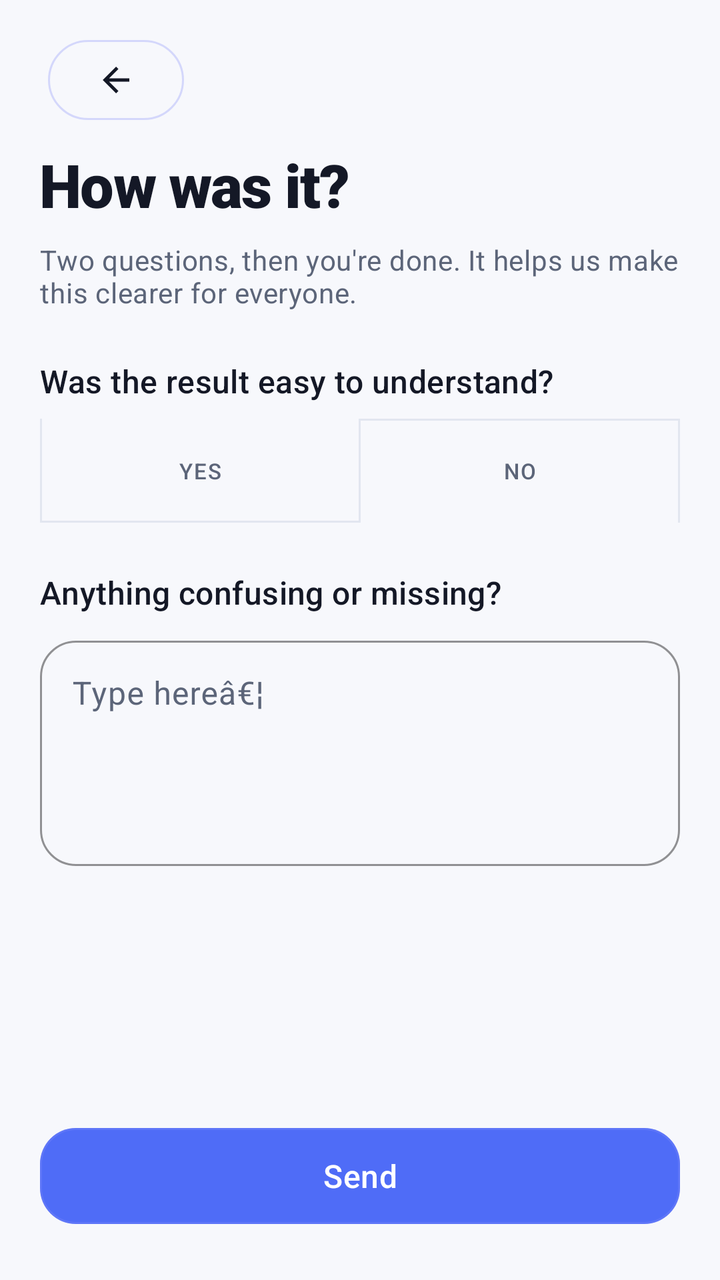
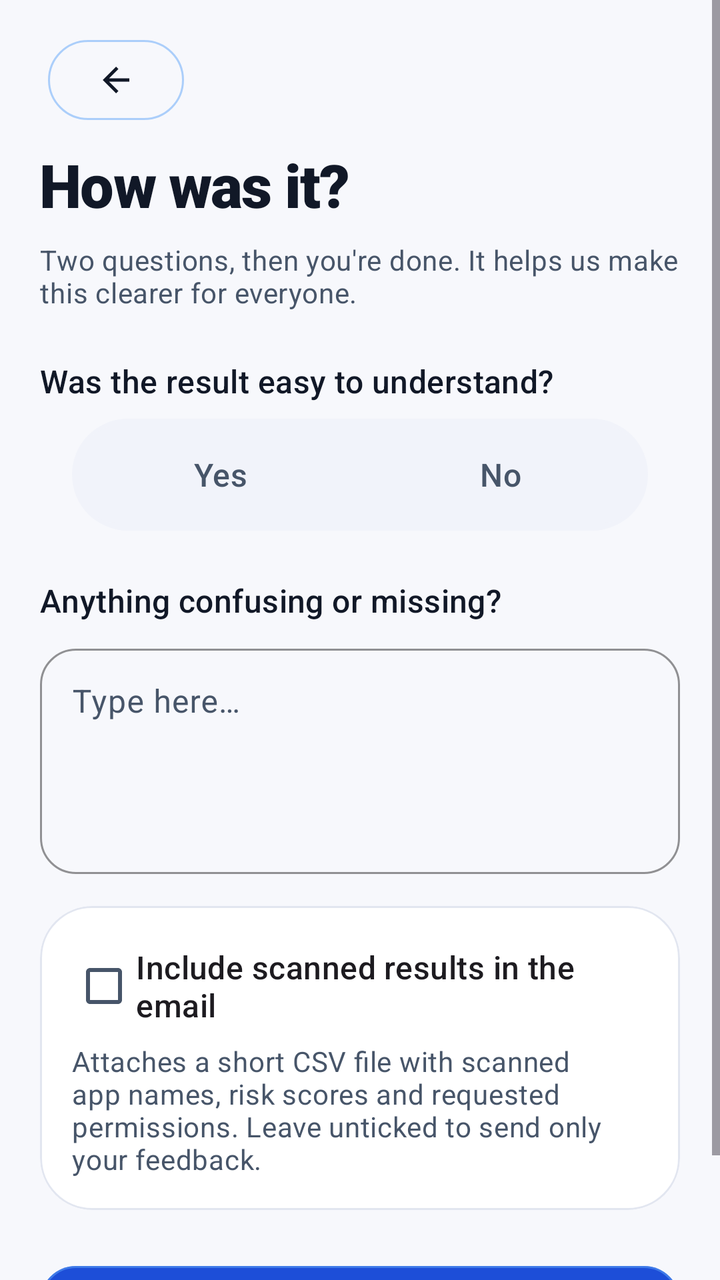

Before-and-after screenshots of an Android layout around one commit, followed by the original layout XML and the change that was made.
<!-- AndroidManifest.xml: application theme Theme.Apptrap -->
<!-- res/layout/activity_feedback_simple.xml -->
<?xml version="1.0" encoding="utf-8"?>
<ScrollView xmlns:android="http://schemas.android.com/apk/res/android"
    xmlns:app="http://schemas.android.com/apk/res-auto"
    android:layout_width="match_parent"
    android:layout_height="match_parent"
    android:background="?android:attr/colorBackground"
    android:fillViewport="true">

    <LinearLayout
        android:layout_width="match_parent"
        android:layout_height="wrap_content"
        android:orientation="vertical"
        android:paddingHorizontal="@dimen/screen_gutter"
        android:paddingTop="@dimen/space_lg"
        android:paddingBottom="@dimen/space_xl">

        <com.google.android.material.button.MaterialButton
            android:id="@+id/btnBack"
            style="@style/Button.Apptrap.Icon"
            android:layout_width="wrap_content"
            android:layout_height="wrap_content"
            android:contentDescription="@string/cd_back"
            app:icon="@drawable/ic_arrow_back" />

        <TextView
            android:layout_width="match_parent"
            android:layout_height="wrap_content"
            android:layout_marginTop="@dimen/space_sm"
            android:text="@string/fb_title"
            android:textAppearance="@style/Text.Apptrap.Display" />

        <TextView
            android:layout_width="match_parent"
            android:layout_height="wrap_content"
            android:layout_marginTop="@dimen/space_sm"
            android:text="@string/fb_sub"
            android:textAppearance="@style/Text.Apptrap.Body" />

        
        <TextView
            android:layout_width="match_parent"
            android:layout_height="wrap_content"
            android:layout_marginTop="@dimen/space_xl"
            android:text="@string/fb_q_clear"
            android:textAppearance="@style/Text.Apptrap.Title" />

        <com.google.android.material.button.MaterialButtonToggleGroup
            android:id="@+id/toggleClear"
            android:layout_width="match_parent"
            android:layout_height="wrap_content"
            android:layout_marginTop="@dimen/space_sm"
            app:selectionRequired="true"
            app:singleSelection="true">

            <com.google.android.material.button.MaterialButton
                android:id="@+id/btnClearYes"
                style="@style/Toggle.Apptrap.Lang"
                android:layout_width="0dp"
                android:layout_height="52dp"
                android:layout_weight="1"
                android:text="@string/fb_yes" />

            <com.google.android.material.button.MaterialButton
                android:id="@+id/btnClearNo"
                style="@style/Toggle.Apptrap.Lang"
                android:layout_width="0dp"
                android:layout_height="52dp"
                android:layout_weight="1"
                android:text="@string/fb_no" />
        </com.google.android.material.button.MaterialButtonToggleGroup>

        
        <TextView
            android:layout_width="match_parent"
            android:layout_height="wrap_content"
            android:layout_marginTop="@dimen/space_xl"
            android:text="@string/fb_q_open"
            android:textAppearance="@style/Text.Apptrap.Title" />

        <com.google.android.material.textfield.TextInputLayout
            android:id="@+id/inputWrapper"
            style="@style/Input.Apptrap"
            android:layout_width="match_parent"
            android:layout_height="wrap_content"
            android:layout_marginTop="@dimen/space_sm"
            android:hint="@string/fb_hint_open">

            <com.google.android.material.textfield.TextInputEditText
                android:id="@+id/inputOpen"
                android:layout_width="match_parent"
                android:layout_height="wrap_content"
                android:gravity="top"
                android:inputType="textMultiLine"
                android:minLines="4" />
        </com.google.android.material.textfield.TextInputLayout>

        <Space
            android:layout_width="match_parent"
            android:layout_height="0dp"
            android:layout_weight="1" />

        <com.google.android.material.button.MaterialButton
            android:id="@+id/btnSubmit"
            style="@style/Button.Apptrap.Primary"
            android:layout_width="match_parent"
            android:layout_height="wrap_content"
            android:layout_marginTop="@dimen/space_xl"
            android:text="@string/fb_submit" />
    </LinearLayout>
</ScrollView>
<!-- resources referenced by this layout -->
<resources>
  <string name="fb_hint_open">Type hereâ€¦</string>
  <style name="Toggle.Apptrap.Lang" parent="Widget.Material3.Button.OutlinedButton">
          <item name="android:minHeight">36dp</item>
          <item name="android:minWidth">56dp</item>
          <item name="android:insetTop">0dp</item>
          <item name="android:insetBottom">0dp</item>
          <item name="cornerRadius">@dimen/radius_pill</item>
          <item name="strokeColor">?attr/colorOutline</item>
          <item name="android:textAppearance">@style/Text.Apptrap.Label</item>
          <item name="android:textColor">@color/lang_toggle_text</item>
          <item name="backgroundTint">@color/lang_toggle_bg</item>
      </style>
  <style name="Theme.Apptrap" parent="Theme.Material3.DayNight.NoActionBar">
          
          <item name="colorPrimary">@color/indigo_500</item>
          <item name="colorOnPrimary">@color/white</item>
          <item name="colorPrimaryContainer">@color/indigo_50</item>
          <item name="colorOnPrimaryContainer">@color/indigo_700</item>
          <item name="colorSecondary">@color/indigo_400</item>
          <item name="colorOnSecondary">@color/white</item>
          <item name="colorSecondaryContainer">@color/indigo_100</item>
          <item name="colorOnSecondaryContainer">@color/indigo_900</item>
  
          
          <item name="android:colorBackground">@color/bg</item>
          <item name="colorSurface">@color/surface</item>
          <item name="colorOnSurface">@color/ink</item>
          <item name="colorSurfaceVariant">@color/surface_muted</item>
          <item name="colorOnSurfaceVariant">@color/grey_600</item>
          <item name="surfaceMuted">@color/surface_muted</item>
          <item name="colorOutline">@color/outline</item>
          <item name="colorOutlineVariant">@color/grey_100</item>
  
          <item name="colorError">@color/risk_danger</item>
          <item name="colorOnError">@color/white</item>
  
          
          <item name="riskSafe">@color/risk_safe</item>
          <item name="riskSafeContainer">@color/risk_safe_container</item>
          <item name="riskSafeOnContainer">@color/risk_safe_on_container</item>
          <item name="riskCaution">@color/risk_caution</item>
          <item name="riskCautionContainer">@color/risk_caution_container</item>
          <item name="riskCautionOnContainer">@color/risk_caution_on_container</item>
          <item name="riskWarn">@color/risk_warn</item>
          <item name="riskWarnContainer">@color/risk_warn_container</item>
          <item name="riskWarnOnContainer">@color/risk_warn_on_container</item>
          <item name="riskDanger">@color/risk_danger</item>
          <item name="riskDangerContainer">@color/risk_danger_container</item>
          <item name="riskDangerOnContainer">@color/risk_danger_on_container</item>
  
          
          <item name="android:statusBarColor">@android:color/transparent</item>
          <item name="android:navigationBarColor">?android:attr/colorBackground</item>
          <item name="android:windowLightStatusBar" tools:targetApi="23">true</item>
  
          
          <item name="textAppearanceDisplaySmall">@style/Text.Apptrap.Display</item>
          <item name="textAppearanceHeadlineSmall">@style/Text.Apptrap.Headline</item>
          <item name="textAppearanceTitleMedium">@style/Text.Apptrap.Title</item>
          <item name="textAppearanceBodyMedium">@style/Text.Apptrap.Body</item>
          <item name="textAppearanceLabelSmall">@style/Text.Apptrap.Label</item>
  
          <item name="shapeAppearanceCornerSmall">@style/Shape.Apptrap.Small</item>
          <item name="shapeAppearanceCornerMedium">@style/Shape.Apptrap.Medium</item>
          <item name="shapeAppearanceCornerLarge">@style/Shape.Apptrap.Large</item>
  
          <item name="materialCardViewStyle">@style/Card.Apptrap</item>
          <item name="materialButtonStyle">@style/Button.Apptrap.Primary</item>
          <item name="materialAlertDialogTheme">@style/Dialog.Apptrap</item>
  
          
          <item name="android:windowActivityTransitions">true</item>
          <item name="android:windowAnimationStyle">@style/Anim.Apptrap.Activity</item>
      </style>
  <color name="btn_primary_stroke">#4D818CF8</color>
  <dimen name="radius_pill">999dp</dimen>
  <color name="indigo_500">#4F6CF7</color>
  <color name="indigo_50">#EEF2FF</color>
  <color name="indigo_700">#3342AE</color>
  <color name="indigo_400">#818CF8</color>
  <color name="indigo_100">#E0E7FF</color>
  <color name="indigo_900">#1B1F3B</color>
  <color name="ink">#141826</color>
  <color name="grey_600">#5C6579</color>
  <!-- unchanged entries left out for length: 48 -->
</resources>

<!-- the commit's change to res/layout/activity_feedback_simple.xml (unified diff, before → after) -->
@@ -1,14 +1,17 @@
 <?xml version="1.0" encoding="utf-8"?>
 <ScrollView xmlns:android="http://schemas.android.com/apk/res/android"
     xmlns:app="http://schemas.android.com/apk/res-auto"
+    android:id="@+id/feedbackScroll"
     android:layout_width="match_parent"
     android:layout_height="match_parent"
     android:background="?android:attr/colorBackground"
     android:fillViewport="true">
 
     <LinearLayout
+        android:id="@+id/feedbackContent"
         android:layout_width="match_parent"
         android:layout_height="wrap_content"
+        android:layout_gravity="center_horizontal"
         android:orientation="vertical"
         android:paddingHorizontal="@dimen/screen_gutter"
         android:paddingTop="@dimen/space_lg"
@@ -46,26 +49,27 @@
 
         <com.google.android.material.button.MaterialButtonToggleGroup
             android:id="@+id/toggleClear"
-            android:layout_width="match_parent"
+            android:layout_width="wrap_content"
             android:layout_height="wrap_content"
+            android:layout_gravity="center_horizontal"
             android:layout_marginTop="@dimen/space_sm"
+            android:background="@drawable/badge_bg"
+            android:padding="4dp"
             app:selectionRequired="true"
             app:singleSelection="true">
 
             <com.google.android.material.button.MaterialButton
                 android:id="@+id/btnClearYes"
-                style="@style/Toggle.Apptrap.Lang"
-                android:layout_width="0dp"
-                android:layout_height="52dp"
-                android:layout_weight="1"
+                style="@style/Toggle.Apptrap.Answer"
+                android:layout_width="140dp"
+                android:layout_height="48dp"
                 android:text="@string/fb_yes" />
 
             <com.google.android.material.button.MaterialButton
                 android:id="@+id/btnClearNo"
-                style="@style/Toggle.Apptrap.Lang"
-                android:layout_width="0dp"
-                android:layout_height="52dp"
-                android:layout_weight="1"
+                style="@style/Toggle.Apptrap.Answer"
+                android:layout_width="140dp"
+                android:layout_height="48dp"
                 android:text="@string/fb_no" />
         </com.google.android.material.button.MaterialButtonToggleGroup>
 
@@ -94,6 +98,35 @@
                 android:minLines="4" />
         </com.google.android.material.textfield.TextInputLayout>
 
+        <com.google.android.material.card.MaterialCardView
+            style="@style/Card.Apptrap"
+            android:layout_width="match_parent"
+            android:layout_height="wrap_content"
+            android:layout_marginTop="@dimen/space_lg">
+
+            <LinearLayout
+                android:layout_width="match_parent"
+                android:layout_height="wrap_content"
+                android:orientation="vertical">
+
+                <com.google.android.material.checkbox.MaterialCheckBox
+                    android:id="@+id/chkIncludeResults"
+                    android:layout_width="match_parent"
+                    android:layout_height="wrap_content"
+                    android:checked="false"
+                    android:text="@string/fb_include_results"
+                    android:textAppearance="@style/Text.Apptrap.Title" />
+
+                <TextView
+                    android:id="@+id/txtIncludeResultsHint"
+                    android:layout_width="match_parent"
+                    android:layout_height="wrap_content"
+                    android:layout_marginTop="@dimen/space_xs"
+                    android:text="@string/fb_include_results_hint"
+                    android:textAppearance="@style/Text.Apptrap.Body" />
+            </LinearLayout>
+        </com.google.android.material.card.MaterialCardView>
+
         <Space
             android:layout_width="match_parent"
             android:layout_height="0dp"
<!-- resource entries referenced after the edit -->
@@ -1,20 +1,31 @@
 <!-- resources referenced by this layout -->
 <resources>
-  <string name="fb_hint_open">Type hereâ€¦</string>
-  <style name="Toggle.Apptrap.Lang" parent="Widget.Material3.Button.OutlinedButton">
-          <item name="android:minHeight">36dp</item>
-          <item name="android:minWidth">56dp</item>
+  <dimen name="space_xs">4dp</dimen>
+  <!-- drawable badge_bg (drawable) -->
+  <?xml version="1.0" encoding="utf-8"?>
+  <shape xmlns:android="http://schemas.android.com/apk/res/android" android:shape="rectangle">
+      <corners android:radius="999dp" />
+      <solid android:color="?attr/surfaceMuted" />
+  </shape>
+  <string name="fb_hint_open">Type here…</string>
+  <string name="fb_include_results">Include scanned results in the email</string>
+  <string name="fb_include_results_hint">Attaches a short CSV file with scanned app names, risk scores and requested permissions. Leave unticked to send only your feedback.</string>
+  <style name="Toggle.Apptrap.Answer" parent="Widget.Material3.Button">
+          <item name="android:minHeight">48dp</item>
+          <item name="android:minWidth">0dp</item>
           <item name="android:insetTop">0dp</item>
           <item name="android:insetBottom">0dp</item>
-          <item name="cornerRadius">@dimen/radius_pill</item>
-          <item name="strokeColor">?attr/colorOutline</item>
-          <item name="android:textAppearance">@style/Text.Apptrap.Label</item>
-          <item name="android:textColor">@color/lang_toggle_text</item>
-          <item name="backgroundTint">@color/lang_toggle_bg</item>
+          <item name="android:insetLeft">0dp</item>
+          <item name="android:insetRight">0dp</item>
+          <item name="cornerRadius">@dimen/radius_md</item>
+          <item name="strokeWidth">0dp</item>
+          <item name="android:textAppearance">@style/Text.Apptrap.Title</item>
+          <item name="android:textColor">@color/answer_toggle_text</item>
+          <item name="backgroundTint">@color/answer_toggle_bg</item>
       </style>
   <style name="Theme.Apptrap" parent="Theme.Material3.DayNight.NoActionBar">
           
-          <item name="colorPrimary">@color/indigo_500</item>
+          <item name="colorPrimary">@color/indigo_600</item>
           <item name="colorOnPrimary">@color/white</item>
           <item name="colorPrimaryContainer">@color/indigo_50</item>
           <item name="colorOnPrimaryContainer">@color/indigo_700</item>
@@ -74,16 +85,15 @@
           <item name="android:windowActivityTransitions">true</item>
           <item name="android:windowAnimationStyle">@style/Anim.Apptrap.Activity</item>
       </style>
-  <color name="btn_primary_stroke">#4D818CF8</color>
-  <dimen name="radius_pill">999dp</dimen>
-  <color name="indigo_500">#4F6CF7</color>
-  <color name="indigo_50">#EEF2FF</color>
-  <color name="indigo_700">#3342AE</color>
-  <color name="indigo_400">#818CF8</color>
-  <color name="indigo_100">#E0E7FF</color>
-  <color name="indigo_900">#1B1F3B</color>
-  <color name="ink">#141826</color>
-  <color name="grey_600">#5C6579</color>
+  <color name="btn_primary_stroke">#8060A5FA</color>
+  <color name="indigo_50">#EFF6FF</color>
+  <color name="indigo_700">#1E40AF</color>
+  <color name="indigo_400">#60A5FA</color>
+  <color name="indigo_100">#DBEAFE</color>
+  <color name="indigo_600">#1D4ED8</color>
+  <color name="indigo_900">#1E3A8A</color>
+  <color name="ink">#111827</color>
+  <color name="grey_600">#475569</color>
   <!-- unchanged entries left out for length: 48 -->
 </resources>
 
